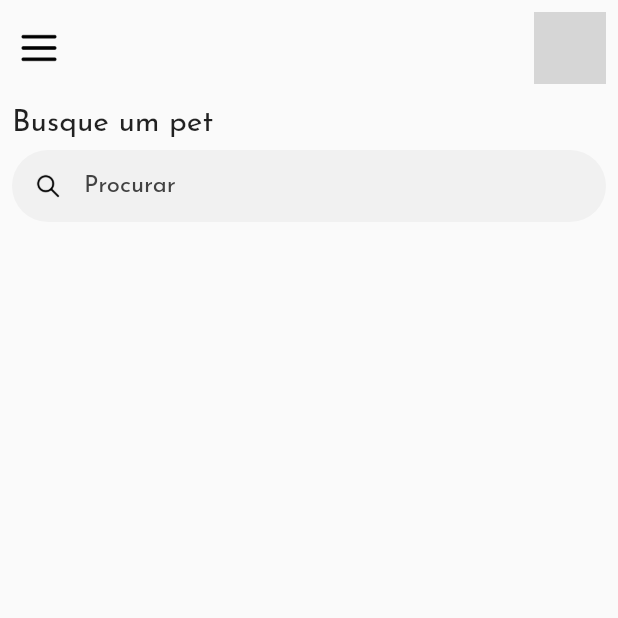
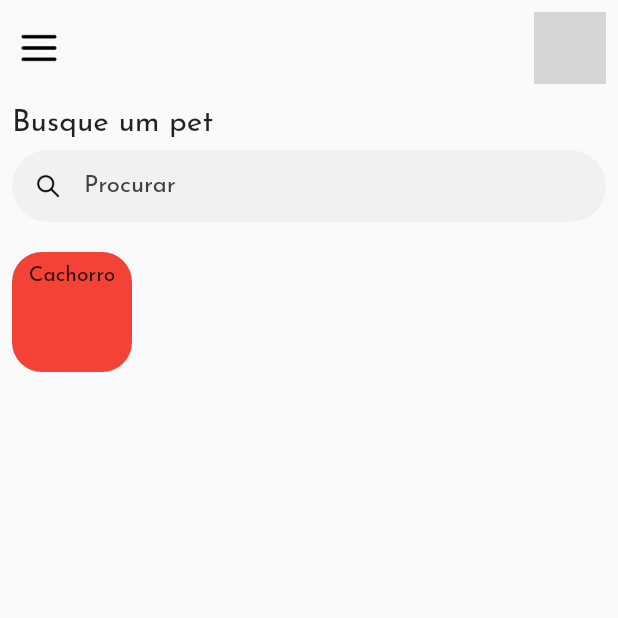
Before and after one commit to renankanu/app_kapets, a Flutter app: the screen it shows after launch, on a phone screen of 412 x 824 dp, the top half of it. Run offline on Flutter 3.47's test engine with Material 2 defaults, Android fonts, the phone set to English and light mode, and no system bars; our stand-ins replace flutter_modular, flutter_svg, google_fonts; network calls fail; grey boxes are pictures that could not be loaded.

Commit message:
Feature - create card for category

```diff
--- a/lib/app/modules/home/home_page.dart
+++ b/lib/app/modules/home/home_page.dart
@@ -62,6 +62,29 @@ class _HomePageState extends State<HomePage> {
                     hintText: "Procurar",
                     filled: true,
                     fillColor: CustomColors.wildSand),
+              ),
+              Container(
+                margin: EdgeInsets.symmetric(vertical: 20),
+                height: 80,
+                child: ListView(
+                  scrollDirection: Axis.horizontal,
+                  children: [
+                    Container(
+                      width: 80,
+                      decoration: BoxDecoration(
+                        borderRadius: BorderRadius.all(Radius.circular(20)),
+                        color: Colors.red,
+                      ),
+                      child: Padding(
+                        padding: const EdgeInsets.all(8.0),
+                        child: Column(
+                          children: [Text('Cachorro')],
+                        ),
+                      ),
+                    ),
+                    SizedBox(width: 12),
+                  ],
+                ),
               )
             ],
           ),
```
